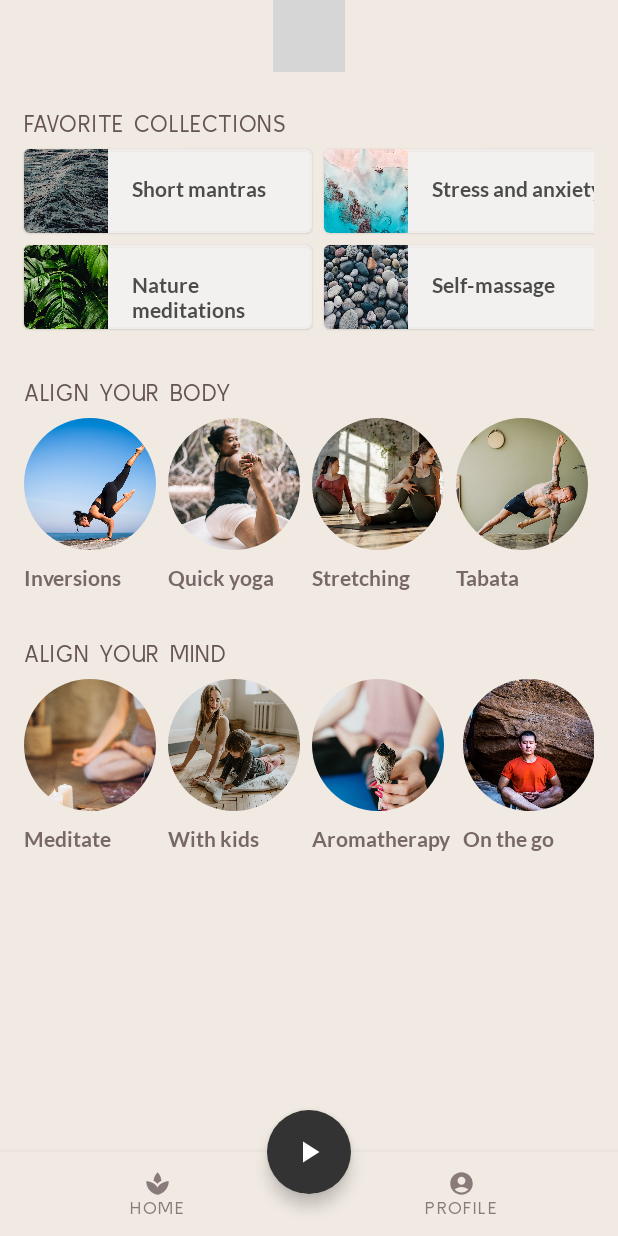
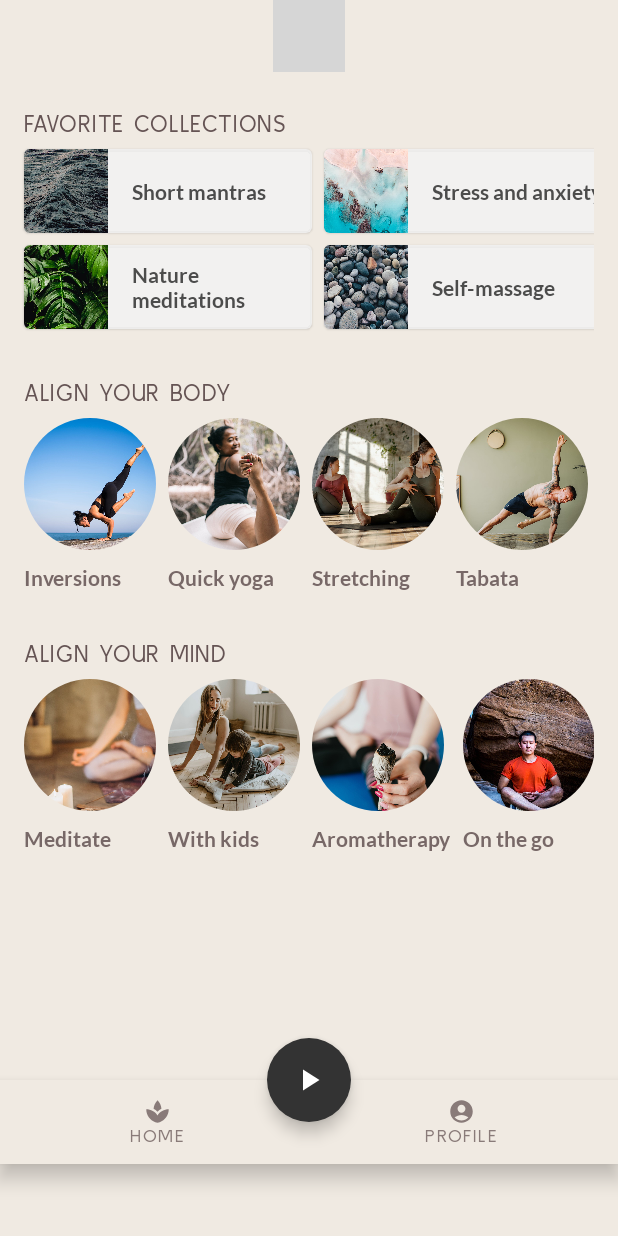
Before and after one commit to peterfortuin/AndroidDevChallenge-Week3, an Android app built with Jetpack Compose: the HomeScreen screen opened through its navigation route, on a phone screen of 412 x 824 dp. Run offline under Robolectric (Android 15) with nearby library versions, the phone set to English and light mode, and no system bars; 1 statement that could not run was skipped; grey boxes are pictures that could not be loaded.

```diff
--- a/app/src/main/AndroidManifest.xml
+++ b/app/src/main/AndroidManifest.xml
@@ -22,6 +22,7 @@
         <activity
             android:name="com.example.androiddevchallenge.MainActivity"
             android:label="@string/app_name"
+            android:fitsSystemWindows="true"
             android:theme="@style/Theme.AndroidDevChallenge.NoActionBar">
             <intent-filter>
                 <action android:name="android.intent.action.MAIN" />
--- a/app/src/main/java/com/example/androiddevchallenge/ui/screens/HomeScreen.kt
+++ b/app/src/main/java/com/example/androiddevchallenge/ui/screens/HomeScreen.kt
@@ -57,7 +57,6 @@ import com.example.androiddevchallenge.ui.theme.MySootheTheme
 import com.example.androiddevchallenge.ui.theme.grid
 import com.example.androiddevchallenge.ui.theme.grid2
 import com.example.androiddevchallenge.ui.theme.grid3
-import com.example.androiddevchallenge.ui.theme.grid4
 import com.example.androiddevchallenge.ui.theme.screenPadding
 
 @Composable
@@ -66,7 +65,10 @@ fun HomeScreen() {
         Scaffold(
             bottomBar = {
                 FabPosition.Center
-                BottomAppBar(elevation = 8.dp, backgroundColor = MaterialTheme.colors.background) {
+                BottomAppBar(
+                    elevation = 8.dp, backgroundColor = MaterialTheme.colors.background,
+                    modifier = Modifier.padding(bottom = 48.dp)
+                ) {
                     Row(horizontalArrangement = Arrangement.SpaceAround) {
                         IconButton(onClick = {}, modifier = Modifier.weight(1f)) {
                             Column(horizontalAlignment = Alignment.CenterHorizontally) {
@@ -91,7 +93,8 @@ fun HomeScreen() {
             floatingActionButtonPosition = FabPosition.Center,
             isFloatingActionButtonDocked = true
         ) {
-            Column(verticalArrangement = Arrangement.Top,
+            Column(
+                verticalArrangement = Arrangement.Top,
                 horizontalAlignment = Alignment.CenterHorizontally,
                 modifier = Modifier
                     .verticalScroll(rememberScrollState())
@@ -101,9 +104,9 @@ fun HomeScreen() {
                     onValueChange = {},
                     modifier = Modifier
                         .fillMaxWidth()
-                        .padding(start = screenPadding, end = screenPadding, top = grid),
+                        .padding(start = screenPadding, end = screenPadding, top = 56.dp),
                     leadingIcon = {
-                        Icon(Icons.Default.Search, contentDescription = "Search")
+                        Icon(Icons.Default.Search, contentDescription = "Search", modifier = Modifier.size(18.dp))
                     }
                 )
 
@@ -149,7 +152,8 @@ fun HomeScreen() {
 
 @Composable
 fun FavoritesCollections() {
-    Row(modifier = Modifier
+    Row(
+        modifier = Modifier
             .padding(start = grid, end = grid2)
             .horizontalScroll(rememberScrollState())
     ) {
@@ -176,7 +180,7 @@ fun FavoritesCard(@DrawableRes image: Int, text: String) {
             .size(192.dp, 56.dp),
         backgroundColor = MaterialTheme.colors.surface
     ) {
-        Row() {
+        Row(verticalAlignment = Alignment.CenterVertically) {
             Image(
                 painterResource(image),
                 contentDescription = "Image of $text",
@@ -187,7 +191,6 @@ fun FavoritesCard(@DrawableRes image: Int, text: String) {
             Text(
                 text = text,
                 modifier = Modifier
-                    .paddingFromBaseline(top = grid4)
                     .padding(start = grid2),
                 style = MaterialTheme.typography.h3
             )
@@ -197,7 +200,8 @@ fun FavoritesCard(@DrawableRes image: Int, text: String) {
 
 @Composable
 fun AlignYourBody() {
-    Row(modifier = Modifier
+    Row(
+        modifier = Modifier
             .padding(start = grid, end = grid2)
             .horizontalScroll(rememberScrollState())
     ) {
@@ -212,7 +216,8 @@ fun AlignYourBody() {
 
 @Composable
 fun AlignYourMind() {
-    Row(modifier = Modifier
+    Row(
+        modifier = Modifier
             .padding(start = grid, end = grid2)
             .horizontalScroll(rememberScrollState())
     ) {
@@ -233,7 +238,7 @@ fun Circles(@DrawableRes image: Int, text: String) {
             contentDescription = "Image of $text",
             modifier = Modifier
                 .size(88.dp)
-                .clip(CircleShape) ,
+                .clip(CircleShape),
             contentScale = ContentScale.Crop
         )
 
--- a/app/src/main/java/com/example/androiddevchallenge/ui/screens/LoginScreen.kt
+++ b/app/src/main/java/com/example/androiddevchallenge/ui/screens/LoginScreen.kt
@@ -17,7 +17,6 @@ package com.example.androiddevchallenge.ui.screens
 
 import androidx.compose.foundation.Image
 import androidx.compose.foundation.isSystemInDarkTheme
-import androidx.compose.foundation.layout.Arrangement
 import androidx.compose.foundation.layout.Column
 import androidx.compose.foundation.layout.Row
 import androidx.compose.foundation.layout.fillMaxSize
@@ -31,6 +30,7 @@ import androidx.compose.material.Text
 import androidx.compose.runtime.Composable
 import androidx.compose.ui.Alignment
 import androidx.compose.ui.Modifier
+import androidx.compose.ui.layout.ContentScale
 import androidx.compose.ui.res.painterResource
 import androidx.compose.ui.text.TextStyle
 import androidx.compose.ui.text.style.TextDecoration
@@ -54,10 +54,14 @@ fun LoginScreen(darkTheme: Boolean = isSystemInDarkTheme(), navigateToHomeScreen
         Image(
             painterResource(backgroundResource),
             contentDescription = "Background",
-            modifier = Modifier.fillMaxSize()
+            modifier = Modifier.fillMaxSize(),
+            contentScale = ContentScale.FillBounds
         )
 
-        Column(verticalArrangement = Arrangement.Top, horizontalAlignment = Alignment.CenterHorizontally) {
+        Column(
+            horizontalAlignment = Alignment.CenterHorizontally,
+            modifier = Modifier.fillMaxSize()
+        ) {
             Text(
                 text = "LOG IN",
                 style = MaterialTheme.typography.h1,
--- a/app/src/main/java/com/example/androiddevchallenge/ui/screens/WelcomeScreen.kt
+++ b/app/src/main/java/com/example/androiddevchallenge/ui/screens/WelcomeScreen.kt
@@ -30,6 +30,7 @@ import androidx.compose.material.Text
 import androidx.compose.runtime.Composable
 import androidx.compose.ui.Alignment
 import androidx.compose.ui.Modifier
+import androidx.compose.ui.layout.ContentScale
 import androidx.compose.ui.res.painterResource
 import androidx.compose.ui.tooling.preview.Preview
 import com.example.androiddevchallenge.R
@@ -47,10 +48,15 @@ fun WelcomeScreen(darkTheme: Boolean = isSystemInDarkTheme(), navigateToLoginScr
         Image(
             painterResource(backgroundResource),
             contentDescription = "Background",
-            modifier = Modifier.fillMaxSize()
+            modifier = Modifier.fillMaxSize(),
+            contentScale = ContentScale.FillBounds
         )
 
-        Column(verticalArrangement = Arrangement.Center, horizontalAlignment = Alignment.CenterHorizontally) {
+        Column(
+            verticalArrangement = Arrangement.Center,
+            horizontalAlignment = Alignment.CenterHorizontally,
+            modifier = Modifier.fillMaxSize()
+        ) {
             val logoResource = if (darkTheme) R.drawable.ic_dark_logo else R.drawable.ic_light_logo
             Image(
                 painterResource(logoResource),
--- a/app/src/main/res/values/themes.xml
+++ b/app/src/main/res/values/themes.xml
@@ -22,6 +22,8 @@
         <!-- Status bar color. -->
         <item name="android:statusBarColor" tools:targetApi="l">?attr/colorPrimaryVariant</item>
         <!-- Customize your theme here. -->
+        <item name="android:windowTranslucentStatus">true</item>
+        <item name="android:windowTranslucentNavigation">true</item>
     </style>
 
     <style name="Theme.AndroidDevChallenge.NoActionBar">
```
Lines whose indentation alone changed are shown as unchanged.
